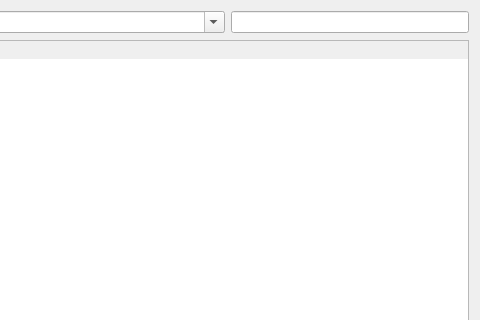
Qt form src/qt/forms/historypage.ui (pedrorv0106/DAPS) before a commit; both pictures show x 430 to 910 and y 0 to 320 of the 910 by 416 pixel window.
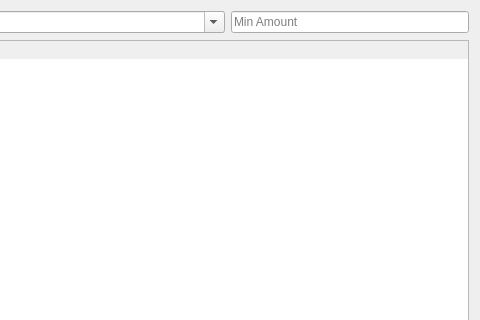
The same form after that commit. Icons and pictures are not drawn.

Commit message: DAPS-378 misc ui updates - new images, updated overview sync screen, updated sync circle behavior, css updates

```diff
--- a/src/qt/forms/historypage.ui
+++ b/src/qt/forms/historypage.ui
@@ -2,6 +2,9 @@
 <ui version="4.0">
  <class>HistoryPage</class>
  <widget class="QDialog" name="HistoryPage">
+       <property name="styleSheet">
+       <string notr="true">QDialog{border-image: url(':/images/background') 0 0 0 0 stretch stretch;}</string>
+      </property>
   <property name="geometry">
    <rect>
     <x>0</x>
@@ -96,6 +99,9 @@
          </item>
          <item>
           <widget class="QLineEdit" name="lineEditAmount">
+            <property name="placeholderText">
+            <string>Min Amount</string>
+            </property>
            <property name="sizePolicy">
             <sizepolicy hsizetype="Preferred" vsizetype="Fixed">
              <horstretch>0</horstretch>
```
The commit also changes 26 other files.
